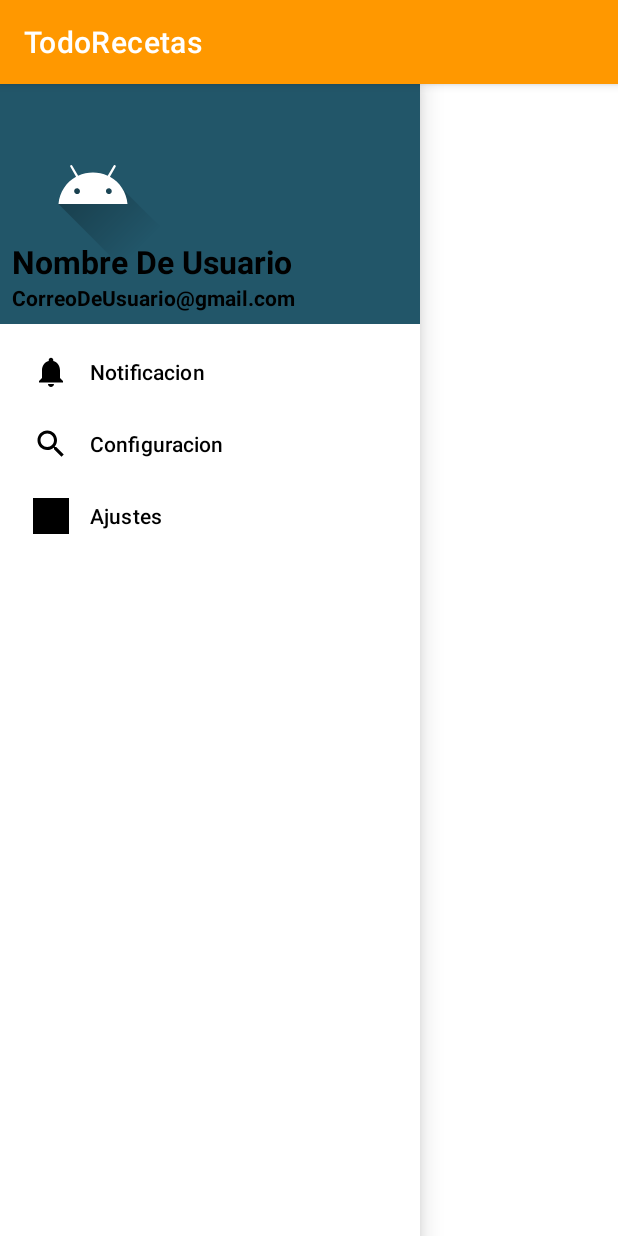
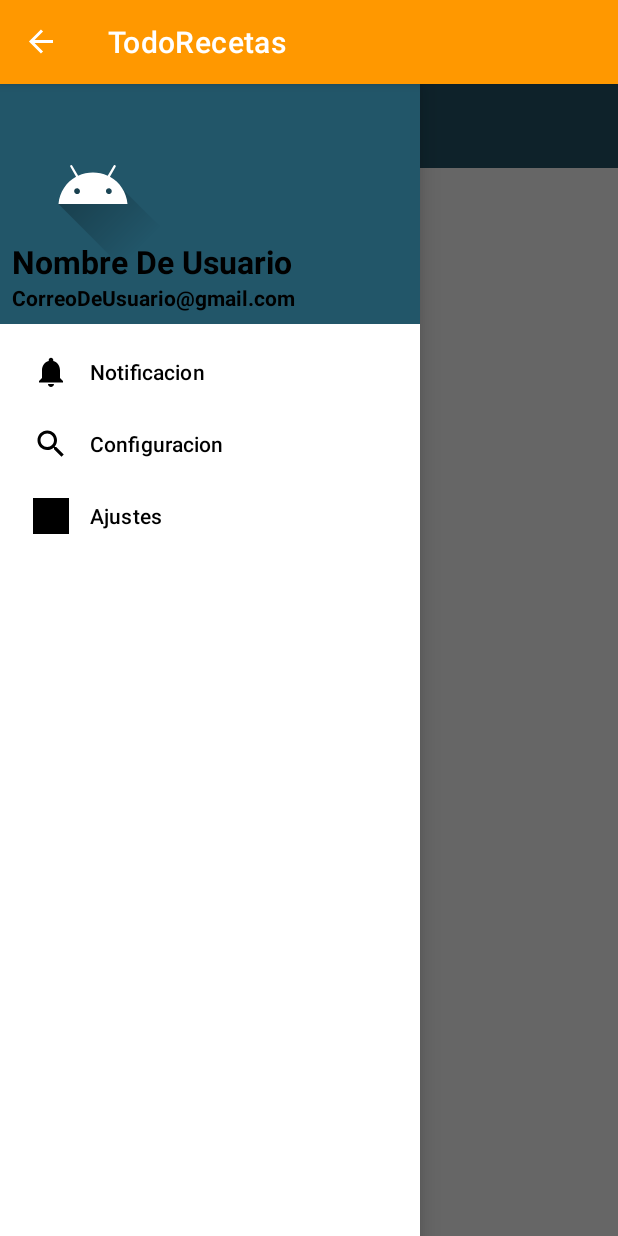
Before and after one commit to JanLazoP/TodoRecetasAPP, an Android app: the NavegationDrawer screen opened directly, with no data from a screen before it, with the side drawer open, on a phone screen of 412 x 824 dp. Run offline under Robolectric (Android 15) with nearby library versions, the phone set to English and light mode, and no system bars.

Commit message:
Merge remote-tracking branch 'origin/cocina_kla' into cocina_kla

```diff
--- a/app/build.gradle
+++ b/app/build.gradle
@@ -25,6 +25,7 @@ android {
         sourceCompatibility JavaVersion.VERSION_1_8
         targetCompatibility JavaVersion.VERSION_1_8
     }
+    namespace 'com.novita.todorecetas'
 }
 
 dependencies {
--- a/app/src/main/AndroidManifest.xml
+++ b/app/src/main/AndroidManifest.xml
@@ -1,7 +1,6 @@
 <?xml version="1.0" encoding="utf-8"?>
 <manifest xmlns:android="http://schemas.android.com/apk/res/android"
-    xmlns:tools="http://schemas.android.com/tools"
-    package="com.novita.todorecetas">
+    xmlns:tools="http://schemas.android.com/tools">
 
     <application
         android:allowBackup="true"
--- a/app/src/main/java/com/novita/todorecetas/NavegationDrawer.java
+++ b/app/src/main/java/com/novita/todorecetas/NavegationDrawer.java
@@ -1,11 +1,13 @@
 package com.novita.todorecetas;
 
+import androidx.annotation.NonNull;
 import androidx.appcompat.app.ActionBar;
 import androidx.appcompat.app.ActionBarDrawerToggle;
 import androidx.appcompat.app.AppCompatActivity;
 import androidx.drawerlayout.widget.DrawerLayout;
 
 import android.os.Bundle;
+import android.view.MenuItem;
 import android.widget.Toolbar;
 
 import com.google.android.material.navigation.NavigationView;
@@ -23,5 +25,20 @@ public class NavegationDrawer extends AppCompatActivity {
         setContentView(R.layout.activity_navegation_drawer);
         drawerLayout = findViewById(R.id.drawer_layout);
         navigationView = findViewById(R.id.nav_view);
+        actionBarDrawerToggle = new ActionBarDrawerToggle(this, drawerLayout, R.string.nav_open, R.string.nav_close);
+
+        drawerLayout.addDrawerListener(actionBarDrawerToggle);
+        actionBarDrawerToggle.syncState();
+
+        getSupportActionBar().setDisplayHomeAsUpEnabled(true);
+    }
+
+    public boolean onOptionsItemSelected(@NonNull MenuItem item) {
+
+        if (actionBarDrawerToggle.onOptionsItemSelected(item)) {
+            return true;
+        }
+        return super.onOptionsItemSelected(item);
+
     }
 }
--- a/app/src/main/res/layout/activity_navegation_drawer.xml
+++ b/app/src/main/res/layout/activity_navegation_drawer.xml
@@ -9,6 +9,12 @@
     android:layout_height="match_parent"
     tools:context=".NavegationDrawer">
 
+    <include
+        android:id="@+id/app_bar_main"
+        layout="@layout/toolbar"
+        android:layout_width="match_parent"
+        android:layout_height="match_parent" />
+
     <com.google.android.material.navigation.NavigationView
         android:id="@+id/nav_view"
         android:layout_width="wrap_content"
--- a/app/src/main/res/values/strings.xml
+++ b/app/src/main/res/values/strings.xml
@@ -7,4 +7,6 @@
     <string name="recuperar2">Recupera Tu Contraseña</string>
     <!-- TODO: Remove or change this placeholder text -->
     <string name="hello_blank_fragment">Hello blank fragment</string>
+    <string name="nav_open">Open</string>
+    <string name="nav_close">Close</string>
 </resources>
--- a/build.gradle
+++ b/build.gradle
@@ -1,7 +1,7 @@
 // Top-level build file where you can add configuration options common to all sub-projects/modules.
 plugins {
-    id 'com.android.application' version '7.2.2' apply false
-    id 'com.android.library' version '7.2.2' apply false
+    id 'com.android.application' version '7.3.1' apply false
+    id 'com.android.library' version '7.3.1' apply false
 }
 
 task clean(type: Delete) {
```
Also changed, not shown: gradle/wrapper/gradle-wrapper.properties.
